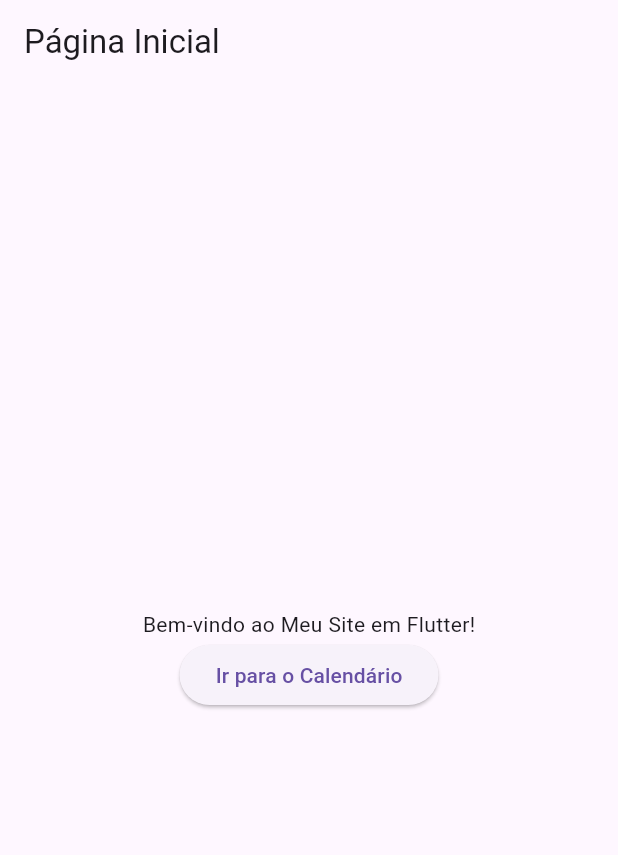
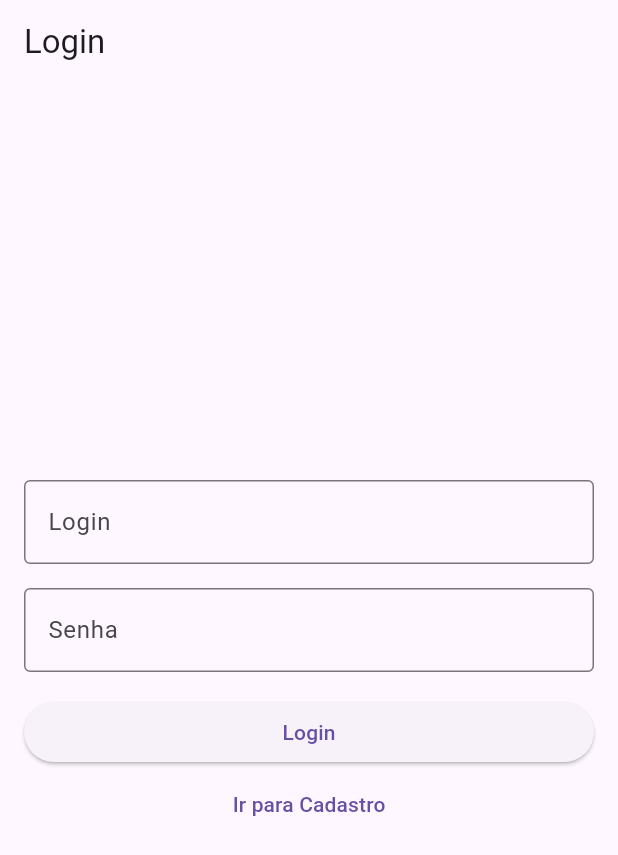
Before and after one commit to 4-ANO-COMP-IMT/sitio, a Flutter app: the screen it shows after launch, on a phone screen of 412 x 824 dp. Shown: the top 855 px of the screen. Run offline on Flutter 3.47's test engine with Material 3 defaults, Android fonts, the phone set to English and light mode, and no system bars; our stand-ins replace table_calendar.

Commit message:
erro endereçamento de pastas

```diff
--- a/upodz_web_app/lib/main.dart
+++ b/upodz_web_app/lib/main.dart
@@ -1,6 +1,8 @@
 import 'package:flutter/material.dart';
 import 'screens/home_screen.dart';
 import 'screens/calendar_screen.dart';
+import 'screens/login_screen.dart';
+import 'screens/create_account.dart';
 
 void main() {
   runApp(MyApp());
@@ -14,10 +16,20 @@ class MyApp extends StatelessWidget {
       theme: ThemeData(
         primarySwatch: Colors.blue,
       ),
-      initialRoute: '/',
-      routes: {
-        '/': (context) => HomeScreen(),
-        '/calendar': (context) => CalendarScreen(),
+      initialRoute: '/login',  // Define a rota inicial para a tela de login
+      onGenerateRoute: (RouteSettings settings) {
+        switch (settings.name) {
+          case '/':
+            return MaterialPageRoute(builder: (context) => HomeScreen());
+          case '/calendar':
+            return MaterialPageRoute(builder: (context) => CalendarScreen());
+          case '/login':
+            return MaterialPageRoute(builder: (context) => LoginScreen());
+          case '/register':
+            return MaterialPageRoute(builder: (context) => CreateAccountScreen());
+          default:
+            return MaterialPageRoute(builder: (context) => HomeScreen()); // Fallback
+        }
       },
     );
   }
--- /dev/null
+++ b/upodz_web_app/lib/screens/login_screen.dart
@@ -0,0 +1,57 @@
+import 'package:flutter/material.dart';
+
+class LoginScreen extends StatelessWidget {
+  final TextEditingController _loginController = TextEditingController();
+  final TextEditingController _passwordController = TextEditingController();
+
+  @override
+  Widget build(BuildContext context) {
+    return Scaffold(
+      appBar: AppBar(
+        title: Text('Login'),
+        automaticallyImplyLeading: false,  // Remove o botão de "voltar"
+      ),
+      body: Padding(
+        padding: const EdgeInsets.all(16.0),
+        child: Column(
+          mainAxisAlignment: MainAxisAlignment.center,
+          crossAxisAlignment: CrossAxisAlignment.stretch,
+          children: <Widget>[
+            TextField(
+              controller: _loginController,
+              decoration: InputDecoration(
+                labelText: 'Login',
+                border: OutlineInputBorder(),
+              ),
+            ),
+            SizedBox(height: 16.0),
+            TextField(
+              controller: _passwordController,
+              decoration: InputDecoration(
+                labelText: 'Senha',
+                border: OutlineInputBorder(),
+              ),
+              obscureText: true,
+            ),
+            SizedBox(height: 16.0),
+            ElevatedButton(
+              onPressed: () {
+                // Lógica de login (simulada)
+                print('Login: ${_loginController.text}');
+                print('Senha: ${_passwordController.text}');
+                Navigator.pushNamed(context, '/');
+              },
+              child: Text('Login'),
+            ),
+            TextButton(
+              onPressed: () {
+                Navigator.pushNamed(context, '/register');  // Navega para a tela de cadastro
+              },
+              child: Text('Ir para Cadastro'),
+            ),
+          ],
+        ),
+      ),
+    );
+  }
+}
```
Also changed, not shown: upodz_web_app/lib/screens/create_account.dart (added, +74 -0 lines), upodz_web_app/lib/screens/home_screen.dart (+11 -1 lines).
